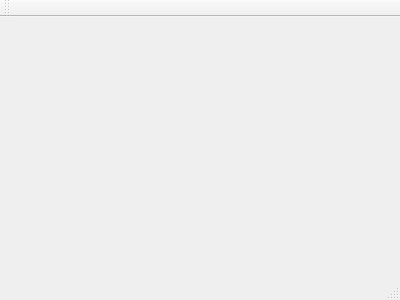
First picture: the form in mainwindow.ui, repository salvato/10Dof, before the edit.
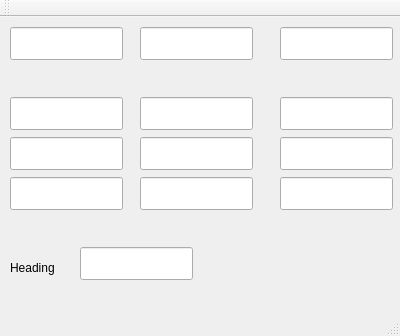
Second picture: the form after the edit.

Diff of the .ui file:
```diff
--- a/mainwindow.ui
+++ b/mainwindow.ui
@@ -1,24 +1,261 @@
 <ui version="4.0">
  <class>MainWindow</class>
- <widget class="QMainWindow" name="MainWindow" >
-  <property name="geometry" >
+ <widget class="QMainWindow" name="MainWindow">
+  <property name="geometry">
    <rect>
     <x>0</x>
     <y>0</y>
     <width>400</width>
-    <height>300</height>
+    <height>336</height>
    </rect>
   </property>
   <property name="windowTitle" >
    <string>MainWindow</string>
   </property>
-  <widget class="QMenuBar" name="menuBar" />
-  <widget class="QToolBar" name="mainToolBar" />
-  <widget class="QWidget" name="centralWidget" />
-  <widget class="QStatusBar" name="statusBar" />
+  <widget class="QWidget" name="centralWidget">
+   <widget class="QLabel" name="label">
+    <property name="geometry">
+     <rect>
+      <x>10</x>
+      <y>240</y>
+      <width>67</width>
+      <height>21</height>
+     </rect>
+    </property>
+    <property name="text">
+     <string>Heading</string>
+    </property>
+   </widget>
+   <widget class="QLineEdit" name="headingEdit">
+    <property name="geometry">
+     <rect>
+      <x>80</x>
+      <y>230</y>
+      <width>113</width>
+      <height>33</height>
+     </rect>
+    </property>
+    <property name="alignment">
+     <set>Qt::AlignRight|Qt::AlignTrailing|Qt::AlignVCenter</set>
+    </property>
+    <property name="readOnly">
+     <bool>true</bool>
+    </property>
+   </widget>
+   <widget class="QLineEdit" name="psiEdit">
+    <property name="geometry">
+     <rect>
+      <x>10</x>
+      <y>10</y>
+      <width>113</width>
+      <height>33</height>
+     </rect>
+    </property>
+    <property name="alignment">
+     <set>Qt::AlignRight|Qt::AlignTrailing|Qt::AlignVCenter</set>
+    </property>
+    <property name="readOnly">
+     <bool>true</bool>
+    </property>
+   </widget>
+   <widget class="QLineEdit" name="thetaEdit">
+    <property name="geometry">
+     <rect>
+      <x>140</x>
+      <y>10</y>
+      <width>113</width>
+      <height>33</height>
+     </rect>
+    </property>
+    <property name="alignment">
+     <set>Qt::AlignRight|Qt::AlignTrailing|Qt::AlignVCenter</set>
+    </property>
+    <property name="readOnly">
+     <bool>true</bool>
+    </property>
+   </widget>
+   <widget class="QLineEdit" name="phiEdit">
+    <property name="geometry">
+     <rect>
+      <x>280</x>
+      <y>10</y>
+      <width>113</width>
+      <height>33</height>
+     </rect>
+    </property>
+    <property name="alignment">
+     <set>Qt::AlignRight|Qt::AlignTrailing|Qt::AlignVCenter</set>
+    </property>
+    <property name="readOnly">
+     <bool>true</bool>
+    </property>
+   </widget>
+   <widget class="QLineEdit" name="YaccEdit">
+    <property name="geometry">
+     <rect>
+      <x>140</x>
+      <y>80</y>
+      <width>113</width>
+      <height>33</height>
+     </rect>
+    </property>
+    <property name="alignment">
+     <set>Qt::AlignRight|Qt::AlignTrailing|Qt::AlignVCenter</set>
+    </property>
+    <property name="readOnly">
+     <bool>true</bool>
+    </property>
+   </widget>
+   <widget class="QLineEdit" name="XaccEdit">
+    <property name="geometry">
+     <rect>
+      <x>10</x>
+      <y>80</y>
+      <width>113</width>
+      <height>33</height>
+     </rect>
+    </property>
+    <property name="alignment">
+     <set>Qt::AlignRight|Qt::AlignTrailing|Qt::AlignVCenter</set>
+    </property>
+    <property name="readOnly">
+     <bool>true</bool>
+    </property>
+   </widget>
+   <widget class="QLineEdit" name="ZaccEdit">
+    <property name="geometry">
+     <rect>
+      <x>280</x>
+      <y>80</y>
+      <width>113</width>
+      <height>33</height>
+     </rect>
+    </property>
+    <property name="alignment">
+     <set>Qt::AlignRight|Qt::AlignTrailing|Qt::AlignVCenter</set>
+    </property>
+    <property name="readOnly">
+     <bool>true</bool>
+    </property>
+   </widget>
+   <widget class="QLineEdit" name="YgyroEdit">
+    <property name="geometry">
+     <rect>
+      <x>140</x>
+      <y>120</y>
+      <width>113</width>
+      <height>33</height>
+     </rect>
+    </property>
+    <property name="alignment">
+     <set>Qt::AlignRight|Qt::AlignTrailing|Qt::AlignVCenter</set>
+    </property>
+    <property name="readOnly">
+     <bool>true</bool>
+    </property>
+   </widget>
+   <widget class="QLineEdit" name="XgyroEdit">
+    <property name="geometry">
+     <rect>
+      <x>10</x>
+      <y>120</y>
+      <width>113</width>
+      <height>33</height>
+     </rect>
+    </property>
+    <property name="alignment">
+     <set>Qt::AlignRight|Qt::AlignTrailing|Qt::AlignVCenter</set>
+    </property>
+    <property name="readOnly">
+     <bool>true</bool>
+    </property>
+   </widget>
+   <widget class="QLineEdit" name="ZgyroEdit">
+    <property name="geometry">
+     <rect>
+      <x>280</x>
+      <y>120</y>
+      <width>113</width>
+      <height>33</height>
+     </rect>
+    </property>
+    <property name="alignment">
+     <set>Qt::AlignRight|Qt::AlignTrailing|Qt::AlignVCenter</set>
+    </property>
+    <property name="readOnly">
+     <bool>true</bool>
+    </property>
+   </widget>
+   <widget class="QLineEdit" name="YmagEdit">
+    <property name="geometry">
+     <rect>
+      <x>140</x>
+      <y>160</y>
+      <width>113</width>
+      <height>33</height>
+     </rect>
+    </property>
+    <property name="alignment">
+     <set>Qt::AlignRight|Qt::AlignTrailing|Qt::AlignVCenter</set>
+    </property>
+    <property name="readOnly">
+     <bool>true</bool>
+    </property>
+   </widget>
+   <widget class="QLineEdit" name="XmagEdit">
+    <property name="geometry">
+     <rect>
+      <x>10</x>
+      <y>160</y>
+      <width>113</width>
+      <height>33</height>
+     </rect>
+    </property>
+    <property name="alignment">
+     <set>Qt::AlignRight|Qt::AlignTrailing|Qt::AlignVCenter</set>
+    </property>
+    <property name="readOnly">
+     <bool>true</bool>
+    </property>
+   </widget>
+   <widget class="QLineEdit" name="ZmagEdit">
+    <property name="geometry">
+     <rect>
+      <x>280</x>
+      <y>160</y>
+      <width>113</width>
+      <height>33</height>
+     </rect>
+    </property>
+    <property name="alignment">
+     <set>Qt::AlignRight|Qt::AlignTrailing|Qt::AlignVCenter</set>
+    </property>
+    <property name="readOnly">
+     <bool>true</bool>
+    </property>
+   </widget>
+  </widget>
+  <widget class="QMenuBar" name="menuBar">
+   <property name="geometry">
+    <rect>
+     <x>0</x>
+     <y>0</y>
+     <width>400</width>
+     <height>27</height>
+    </rect>
+   </property>
+  </widget>
+  <widget class="QToolBar" name="mainToolBar">
+   <attribute name="toolBarArea">
+    <enum>TopToolBarArea</enum>
+   </attribute>
+   <attribute name="toolBarBreak">
+    <bool>false</bool>
+   </attribute>
+  </widget>
+  <widget class="QStatusBar" name="statusBar"/>
  </widget>
- <layoutDefault spacing="6" margin="11" />
- <pixmapfunction></pixmapfunction>
+ <layoutdefault spacing="6" margin="11"/>
  <resources/>
  <connections/>
 </ui>
```
Left out of the diff: 3 changed lines with no effect on the pictures.
